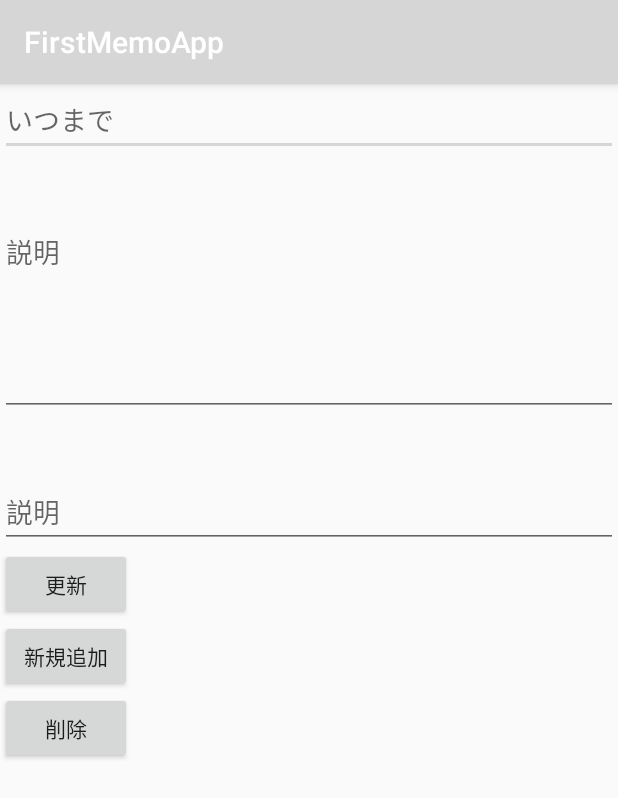
After one commit to deco52/firstMemoApp, an Android app: the fragment TaskMockFragment shown on its own in the app's theme, on a phone screen of 412 x 824 dp. The commit adds this screen. Shown: the top 798 px of the screen. Run offline under Robolectric (Android 15) with nearby library versions, the phone set to English and light mode, and no system bars; our stand-ins replace Room's generated code, data binding.

Commit message:
2021218 Taskでinsert,select,delete,updateを実装　動作確認済み  - ID指定のSelectはできるが、allでの取得ができない状態
次回TODO：
　- Taskのリスト表示、新規作成、編集画面　の3ビューを作る
　- (タイマーや時間による見た目の変化の作成　これは12月以降  年末？　基本機能完成を目指す)

```diff
--- /dev/null
+++ b/app/src/main/java/com/example/firstmemoapp/service/dao/TaskDao.kt
@@ -0,0 +1,31 @@
+package com.example.firstmemoapp.service.dao
+
+import androidx.lifecycle.LiveData
+import androidx.room.*
+import com.example.firstmemoapp.service.model.Task
+
+@Dao
+interface TaskDao {
+    @Query("SELECT * from task_table ORDER BY task_id ASC")
+    fun getAllTasks(): LiveData<List<Task>>
+
+    @Query("SELECT * from task_table where task_id = :task_id")
+    suspend fun select(task_id: Int): Task
+
+    // 更新時の競合を排除する設定
+    @Insert(onConflict = OnConflictStrategy.IGNORE)
+    suspend fun insert(task: Task)
+
+    // デバッグ用
+    @Insert(onConflict = OnConflictStrategy.IGNORE)
+    suspend fun insertIdDebug(task: Task): Long
+
+    @Update(onConflict = OnConflictStrategy.REPLACE)
+    suspend fun update(task: Task)
+
+    @Query("DELETE FROM task_table")
+    suspend fun deleteAll()
+
+    @Query("DELETE FROM task_table where task_id = :task_id")
+    suspend fun delete(task_id: Int)
+}
--- a/app/src/main/java/com/example/firstmemoapp/view/ui/activity/NewWordActivity.kt
+++ b/app/src/main/java/com/example/firstmemoapp/view/ui/activity/NewWordActivity.kt
@@ -30,7 +30,7 @@ class NewWordActivity : AppCompatActivity() {
     public override fun onStart() {
         super.onStart()
 
-        binding.editWord.addTextChangedListener() { text ->
+        binding.editWord.addTextChangedListener { text ->
             Log.i("kinoshita", "textChangeListener: " + text)
             viewModel.updateButtonText(text.isNullOrBlank())
         }
--- a/app/src/main/java/com/example/firstmemoapp/view/ui/fragment/EditMemoFragment.kt
+++ b/app/src/main/java/com/example/firstmemoapp/view/ui/fragment/EditMemoFragment.kt
@@ -17,10 +17,6 @@ class EditMemoFragment : Fragment() {
     private val viewModel: EditMemoViewModel by activityViewModels()
 
     private lateinit var memo: Memo
-
-    override fun onCreate(savedInstanceState: Bundle?) {
-        super.onCreate(savedInstanceState)
-    }
 
     override fun onCreateView(
         inflater: LayoutInflater, container: ViewGroup?,
--- /dev/null
+++ b/app/src/main/java/com/example/firstmemoapp/view/ui/fragment/TaskMockFragment.kt
@@ -0,0 +1,72 @@
+package com.example.firstmemoapp.view.ui.fragment
+
+import android.os.Bundle
+import android.util.Log
+import android.view.LayoutInflater
+import android.view.View
+import android.view.ViewGroup
+import androidx.fragment.app.Fragment
+import androidx.fragment.app.activityViewModels
+import androidx.fragment.app.setFragmentResultListener
+import androidx.lifecycle.LiveData
+import com.example.firstmemoapp.databinding.FragmentEditMemoBinding
+import com.example.firstmemoapp.databinding.FragmentTaskMockBinding
+import com.example.firstmemoapp.databinding.FragmentTaskMockBindingImpl
+import com.example.firstmemoapp.google.EventObserver
+import com.example.firstmemoapp.service.model.Memo
+import com.example.firstmemoapp.service.model.Task
+import com.example.firstmemoapp.viewModel.EditMemoViewModel
+import com.example.firstmemoapp.viewModel.TaskMockViewModel
+
+
+/**
+ * select, insert, update, delete の動きをテストします
+ */
+class TaskMockFragment : Fragment() {
+    private lateinit var binding: FragmentTaskMockBinding
+    private val viewModel: TaskMockViewModel by activityViewModels()
+
+    private lateinit var memo: Memo
+
+    override fun onCreateView(
+        inflater: LayoutInflater, container: ViewGroup?,
+        savedInstanceState: Bundle?
+    ): View? {
+        binding = FragmentTaskMockBinding.inflate(inflater, container, false)
+
+        binding.vm = viewModel
+        binding.lifecycleOwner = this
+        binding.lifecycleOwner = viewLifecycleOwner
+
+        return binding.root
+    }
+
+    override fun onViewCreated(view: View, savedInstanceState: Bundle?) {
+        super.onViewCreated(view, savedInstanceState)
+
+        // 設定した requestKey を元にbundleを受け取る
+//        setFragmentResultListener("request_key") { requestKey, bundle ->
+//            memo = bundle.getSerializable("select_memo") as Memo
+//            viewModel.setMemo(memo)
+//            viewModel.title.value = memo.title
+//            viewModel.text.value = memo.text
+
+        // タスクに値をセット
+        val tasks :LiveData<List<Task>> = this.viewModel.taskDao.getAllTasks()
+        Log.i("kinoshita", "Size:${tasks.value?.size ?: 0}")
+
+        Log.i("kinoshita", "Task:${tasks.value?.get(0)?.text}")
+
+
+//            .observe(viewLifecycleOwner, Observer {
+//            adapter.setMemoList(it)
+//            adapter.notifyDataSetChanged()
+//        })
+
+
+        // 画面遷移用のイベントを監視 ViewModelから通知が来たらリスト戻る
+        viewModel.onTransit.observe(viewLifecycleOwner, EventObserver {
+            parentFragmentManager.popBackStack()
+        })
+    }
+}
--- a/app/src/main/java/com/example/firstmemoapp/viewModel/MemoListViewModel.kt
+++ b/app/src/main/java/com/example/firstmemoapp/viewModel/MemoListViewModel.kt
@@ -1,6 +1,7 @@
 package com.example.firstmemoapp.viewModel
 
 import android.app.Application
+import android.util.Log
 import androidx.lifecycle.AndroidViewModel
 import androidx.lifecycle.LiveData
 import androidx.lifecycle.viewModelScope
@@ -37,7 +38,7 @@ class MemoListViewModel(application: Application) : AndroidViewModel(application
     }
 
     /**
-     * Launching a new coroutine to insert the data in a non-blocking way
+         * Launching a new coroutine to insert the data in a non-blocking way
      */
     fun showAll() = viewModelScope.launch(Dispatchers.IO) {
         repository.showAll()
--- /dev/null
+++ b/app/src/main/java/com/example/firstmemoapp/viewModel/TaskMockViewModel.kt
@@ -0,0 +1,116 @@
+package com.example.firstmemoapp.viewModel
+
+import android.app.Application
+import android.os.Build
+import android.util.Log
+import androidx.annotation.RequiresApi
+import androidx.lifecycle.AndroidViewModel
+import androidx.lifecycle.LiveData
+import androidx.lifecycle.MutableLiveData
+import androidx.lifecycle.viewModelScope
+import com.example.firstmemoapp.google.Event
+import com.example.firstmemoapp.service.dao.TaskDao
+import com.example.firstmemoapp.service.database.TaskRoomDatabase
+import com.example.firstmemoapp.service.model.Memo
+import com.example.firstmemoapp.service.model.Task
+import com.example.firstmemoapp.service.repository.TaskRepository
+import kotlinx.coroutines.Dispatchers
+import kotlinx.coroutines.launch
+import java.sql.Date
+import java.sql.Time
+import java.sql.Timestamp
+import java.time.LocalDateTime
+
+class TaskMockViewModel(application: Application) : AndroidViewModel(application) {
+    private val repository: TaskRepository
+    lateinit var taskDao: TaskDao
+    private lateinit var task: Task
+    val allTasks: LiveData<List<Task>>
+
+    // 画面遷移用のイベント定義
+    val onTransit = MutableLiveData<Event<String>>()
+
+    init {
+        taskDao = TaskRoomDatabase.getDatabase(application, viewModelScope).taskDao()
+        repository = TaskRepository(taskDao)
+        allTasks = repository.allTasks
+    }
+
+        // EditTextの値
+        var title: MutableLiveData<String> = MutableLiveData<String>()
+        var text: MutableLiveData<String> = MutableLiveData<String>()
+
+
+        fun onClickUpdateButton() {
+            Log.i("kinoshita", "Update:${task.task_id}")
+
+            var task = Memo(task.task_id, title.value ?: "", text.value ?: "", "YYYYMMDD")
+
+            viewModelScope.launch(Dispatchers.Main) {
+                // repository.update(task)
+            }
+        }
+
+        @RequiresApi(Build.VERSION_CODES.O)
+        fun onClickInsertButton() {
+//            var now = LocalDateTime.now().toString()
+//            var sampleTask = Task(0,"てすとの","サンプルだお！",
+//                0, 0, 2, 0,
+//                Timestamp.valueOf(now), Timestamp.valueOf(now), Timestamp.valueOf(now))
+
+            var now = Timestamp(System.currentTimeMillis())
+            var sampleTask = Task(0,"てすとの","サンプルだお！",
+                0, 0, 2, 0,
+                now,now,now)
+
+            Log.i("kinoshita", "sampleTask:{$sampleTask}")
+
+
+            Log.i("kinoshita", "Insert:${sampleTask.text}")
+            Log.i("kinoshita", "Insert:${sampleTask.register_time}")
+            Log.i("kinoshita", "Insert:${sampleTask.register_time.year}")
+
+            viewModelScope.launch(Dispatchers.Main) {
+                //repository.insert(sampleTask)
+
+                var logId = repository.insertIdDebug(sampleTask)
+                Log.i("kinoshita", "Insert  IDLOG:${logId}")
+
+
+                Log.i("kinoshita", "Insert:${sampleTask.title}")
+                Log.i("kinoshita", "AllTask:${repository.allTasks}")
+                Log.i("kinoshita", "AllTask:${repository}")
+                Log.i("kinoshita", "ID:${sampleTask.task_id}")
+
+                repository.showAll()
+
+                Log.i("kinoshita", "select:${repository.select(logId.toInt()-10).register_time}")
+
+//                for(task in repository.allTasks.value!!) {
+//                    Log.i("kinoshita", "showAll: " + task.task_id + " " + task.register_time)
+//
+//                }
+
+            }
+//            // 成功：リストへ遷移
+            //onTransit.value = Event("onTransit")
+        }
+
+        fun onClickDeleteButton() {
+            Log.i("kinoshita", "Delete:${task.task_id}")
+
+            // 削除確認ダイアログ
+
+            // 削除処理
+            viewModelScope.launch(Dispatchers.Main) {
+                // repository.deleteMemo(memo.id)
+            }
+            // 成功：リストへ遷移
+            onTransit.value = Event("onTransit")
+
+        }
+//    fun setMemo(memo: Memo) {
+//        this.memo = memo
+//        Log.i("kinoshita", memo.id.toString())
+//    }
+}
--- /dev/null
+++ b/app/src/main/res/layout/fragment_task_mock.xml
@@ -0,0 +1,92 @@
+<?xml version="1.0" encoding="utf-8"?>
+<layout xmlns:android="http://schemas.android.com/apk/res/android"
+    xmlns:app="http://schemas.android.com/apk/res-auto"
+    xmlns:tools="http://schemas.android.com/tools">
+
+    <data>
+
+        <variable
+            name="vm"
+            type="com.example.firstmemoapp.viewModel.TaskMockViewModel" />
+    </data>
+
+    <androidx.constraintlayout.widget.ConstraintLayout
+        android:layout_width="match_parent"
+        android:layout_height="match_parent">
+
+        <TextView
+            android:id="@+id/task_id"
+            android:layout_width="match_parent"
+            android:layout_height="wrap_content"
+            android:value="aaaaaaa"
+            android:visibility="visible"
+            app:layout_constraintStart_toStartOf="parent"
+            app:layout_constraintTop_toBottomOf="@id/delete_button"
+            tools:ignore="MissingConstraints" />
+
+        <EditText
+            android:id="@+id/edit_title"
+            android:layout_width="match_parent"
+            android:layout_height="wrap_content"
+            android:hint="いつまで"
+            app:layout_constraintStart_toStartOf="parent"
+            app:layout_constraintTop_toTopOf="parent" />
+
+        <EditText
+            android:id="@+id/edit_details"
+            android:layout_width="match_parent"
+            android:layout_height="wrap_content"
+            android:layout_marginTop="40dp"
+            android:ellipsize="end"
+            android:gravity="top|left"
+            android:hint="説明"
+            android:lines="5"
+            app:layout_constraintStart_toStartOf="parent"
+            app:layout_constraintTop_toBottomOf="@id/edit_title"
+            tools:ignore="RtlHardcoded" />
+
+        <EditText
+            android:id="@+id/edit_period_time"
+            android:layout_width="match_parent"
+            android:layout_height="wrap_content"
+            android:layout_marginTop="40dp"
+            android:ellipsize="end"
+            android:gravity="top|left"
+
+            android:hint="説明"
+            app:layout_constraintStart_toStartOf="parent"
+            app:layout_constraintTop_toBottomOf="@id/edit_details"
+            tools:ignore="RtlHardcoded" />
+
+
+
+        <!--            TODO:string.xml化-->
+        <androidx.appcompat.widget.AppCompatButton
+            android:id="@+id/update_button"
+            android:layout_width="wrap_content"
+            android:layout_height="wrap_content"
+            android:onClick="@{() -> vm.onClickUpdateButton()}"
+            android:text="更新"
+            app:layout_constraintTop_toBottomOf="@id/edit_period_time"
+            tools:ignore="MissingConstraints" />
+
+        <androidx.appcompat.widget.AppCompatButton
+            android:id="@+id/insert_button"
+            android:layout_width="wrap_content"
+            android:layout_height="wrap_content"
+            android:onClick="@{() -> vm.onClickInsertButton()}"
+            android:text="新規追加"
+            app:layout_constraintTop_toBottomOf="@id/update_button"
+            tools:ignore="MissingConstraints" />
+
+        <androidx.appcompat.widget.AppCompatButton
+            android:id="@+id/delete_button"
+            android:layout_width="wrap_content"
+            android:layout_height="wrap_content"
+            android:onClick="@{() -> vm.onClickDeleteButton()}"
+            android:text="削除"
+            app:layout_constraintTop_toBottomOf="@id/insert_button"
+            tools:ignore="MissingConstraints" />
+
+    </androidx.constraintlayout.widget.ConstraintLayout>
+</layout>
```
Also changed, not shown: app/src/main/java/com/example/firstmemoapp/service/TimestampConverter.kt (added, +19 -0 lines), app/src/main/java/com/example/firstmemoapp/service/database/TaskRoomDatabase.kt (renamed from app/src/main/java/com/example/firstmemoapp/service/database/MemoRoomDatabase.kt, +28 -20 lines), app/src/main/java/com/example/firstmemoapp/service/model/Task.kt (added, +26 -0 lines), app/src/main/java/com/example/firstmemoapp/service/repository/TaskRepository.kt (added, +43 -0 lines), app/src/main/java/com/example/firstmemoapp/view/ui/activity/MainActivity.kt (+5 -4 lines), app/src/main/java/com/example/firstmemoapp/view/ui/fragment/TopMemoListFragment.kt (+48 -9 lines), app/src/main/java/com/example/firstmemoapp/viewModel/EditMemoViewModel.kt (+10 -2 lines), app/src/main/res/layout/fragment_top_memo_list.xml (+11 -1 lines).
